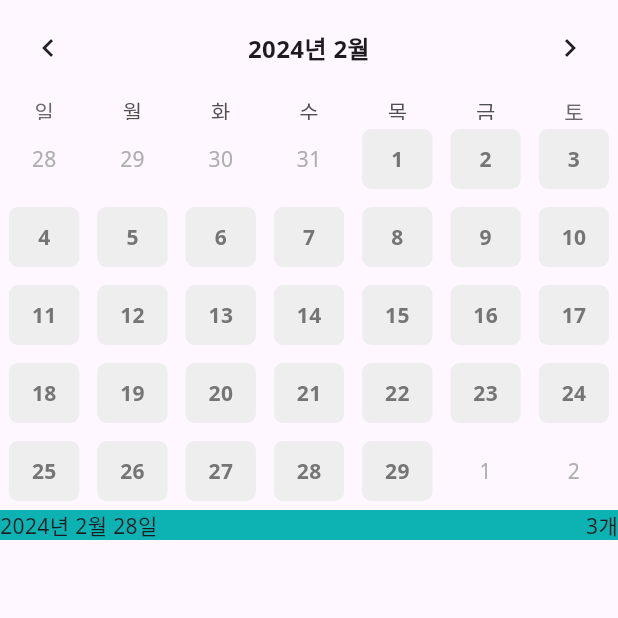
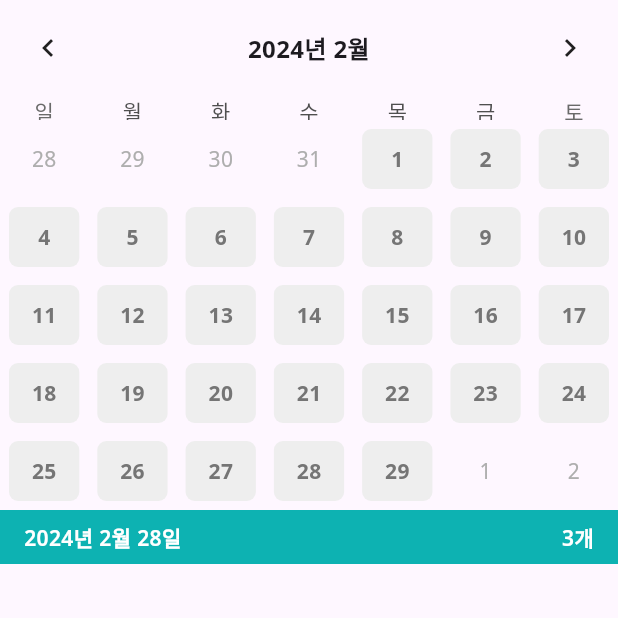
Before and after one commit to kimgeuntae/flutter_calendar_scheduler, a Flutter app: the screen it shows after launch, on a phone screen of 412 x 824 dp, the top half of it. Run offline on Flutter 3.47's test engine with Material 3 defaults, Android fonts, the phone set to English and light mode, and no system bars; drawn by our look-alikes of table_calendar.

Commit message:
Mod: 패딩과 텍스트 스타일

```diff
--- a/lib/component/today_banner.dart
+++ b/lib/component/today_banner.dart
@@ -13,16 +13,28 @@ class TodayBanner extends StatelessWidget {
 
   @override
   Widget build(BuildContext context) {
+    final textStyle = TextStyle(
+      fontWeight: FontWeight.w600,
+      color: Colors.white,
+    );
+
     return Container(
       color: PRIMARY_COLOR,
+      child: Padding(
+        padding: EdgeInsets.symmetric(horizontal: 16.0, vertical: 8.0),
         child: Row(
           mainAxisAlignment: MainAxisAlignment.spaceBetween,
           children: [
             Text(
               '${selectedDay.year}년 ${selectedDay.month}월 ${selectedDay.day}일',
+              style: textStyle,
             ),
-          Text('$scheduleCount개'),
+            Text(
+              '$scheduleCount개',
+              style: textStyle,
+            ),
           ],
+        ),
       ),
     );
   }
```
Lines whose indentation alone changed are shown as unchanged.
